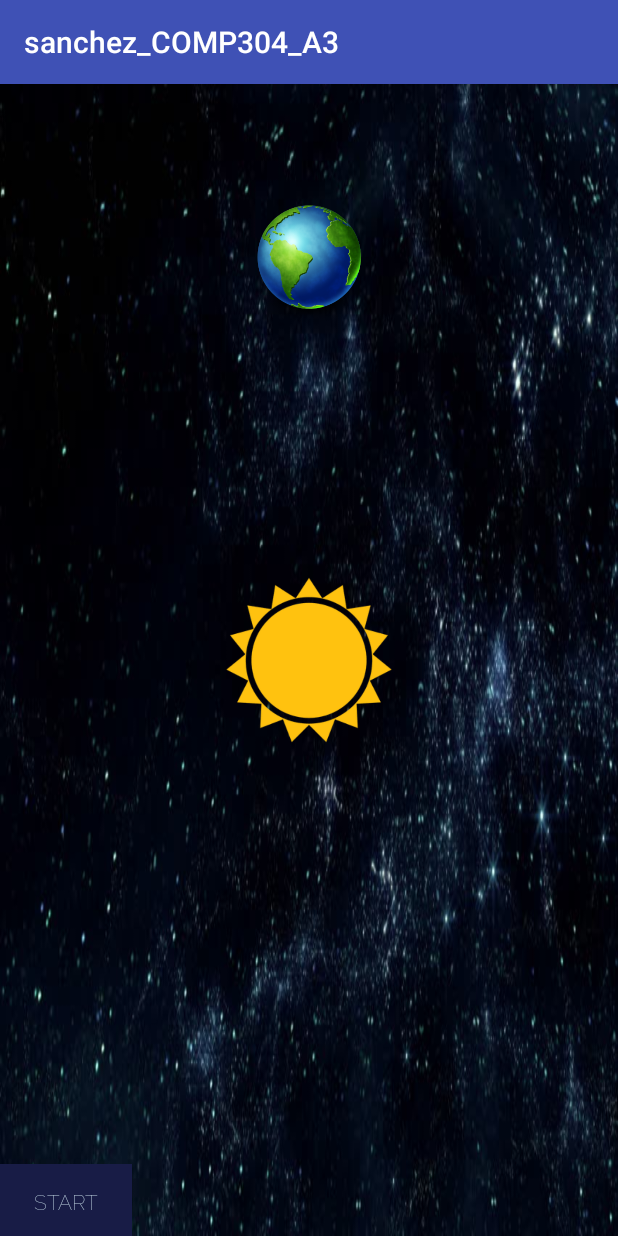
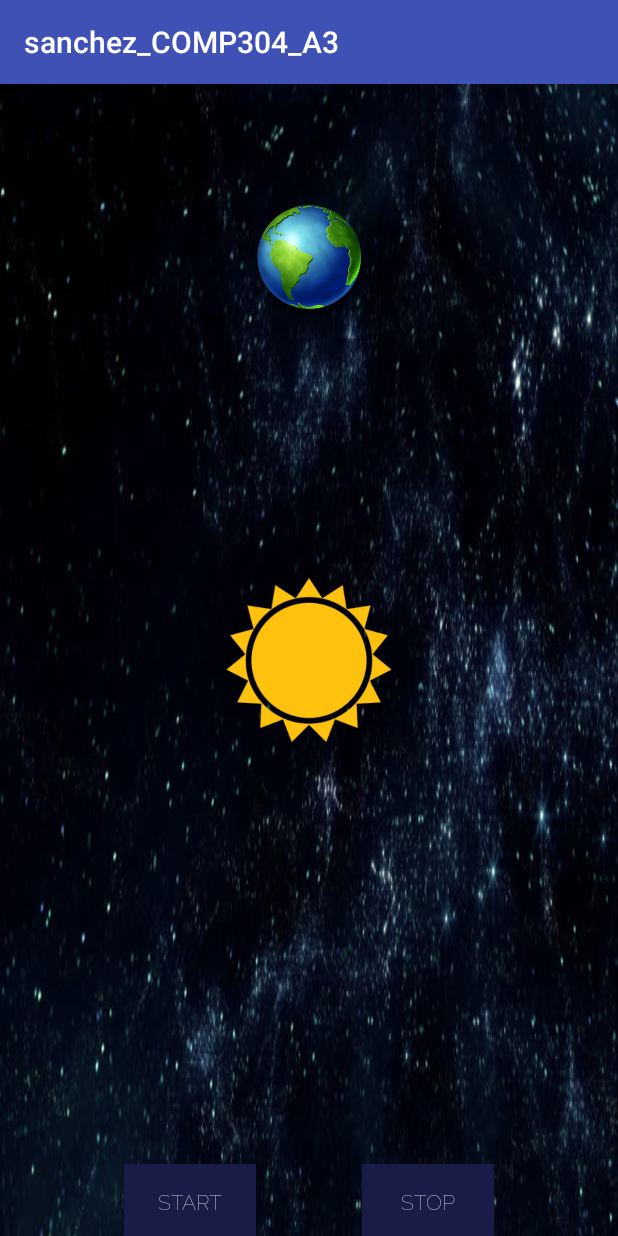
Before and after one commit to ElLuis/AndroidAnimations, an Android app: the TweenActivity screen opened directly, with no data from a screen before it, on a phone screen of 412 x 824 dp. Run offline under Robolectric (Android 15) with nearby library versions, the phone set to English and light mode, and no system bars; Roboto replaces fonts that are not available here.

Commit message:
Implemented stop button to clear the animation.

```diff
--- a/app/src/main/java/com/centennial/elluis/sanchez_comp304_a3/TweenActivity.java
+++ b/app/src/main/java/com/centennial/elluis/sanchez_comp304_a3/TweenActivity.java
@@ -40,4 +40,8 @@ private ImageView earthImageView;
 
         earthImageView.startAnimation(animation);
     }
+
+    public void stopRevolveOnClick(View view) {
+        earthImageView.clearAnimation();
+    }
 }
--- a/app/src/main/res/layout/activity_tween.xml
+++ b/app/src/main/res/layout/activity_tween.xml
@@ -29,7 +29,9 @@ android:id="@+id/earthImageView"
         android:layout_width="match_parent"
         android:layout_height="wrap_content"
         android:layout_alignParentBottom="true"
-        android:orientation="horizontal">
+        android:orientation="horizontal"
+        android:gravity="center_horizontal"
+        >
 
         <Button
             android:id="@+id/revolveStartButton"
@@ -39,6 +41,17 @@ android:id="@+id/earthImageView"
             android:background="#181c46"
             android:onClick="revolveOnClick"
             android:text="@string/startButton"
+            android:textColor="#cadfea"
+            android:layout_marginEnd="35dp"/>
+        <Button
+            android:layout_marginStart="35dp"
+            android:id="@+id/StopRevolvingButton"
+            style="@style/buttonStyle"
+            android:layout_width="wrap_content"
+            android:layout_height="match_parent"
+            android:background="#181c46"
+            android:onClick="stopRevolveOnClick"
+            android:text="@string/stopButton"
             android:textColor="#cadfea" />
     </LinearLayout>
 </RelativeLayout>
```
